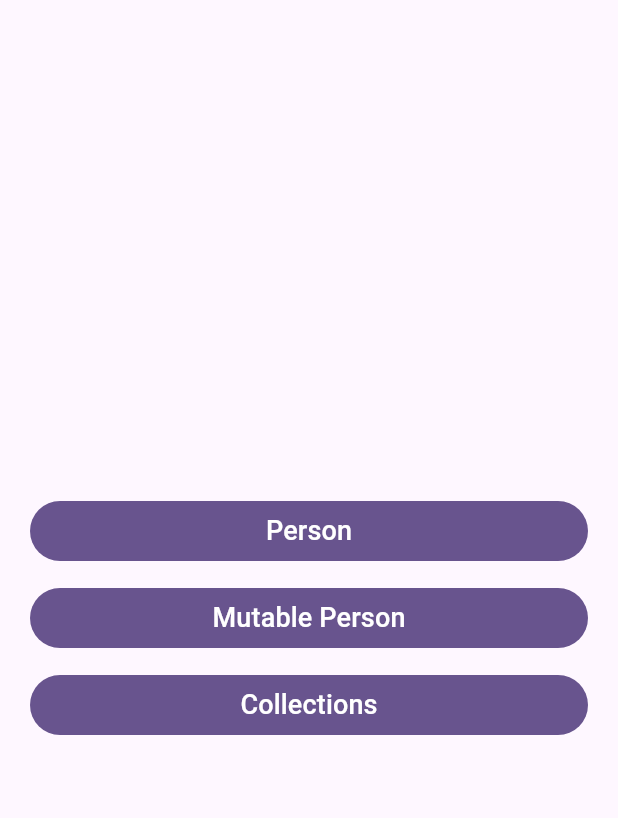
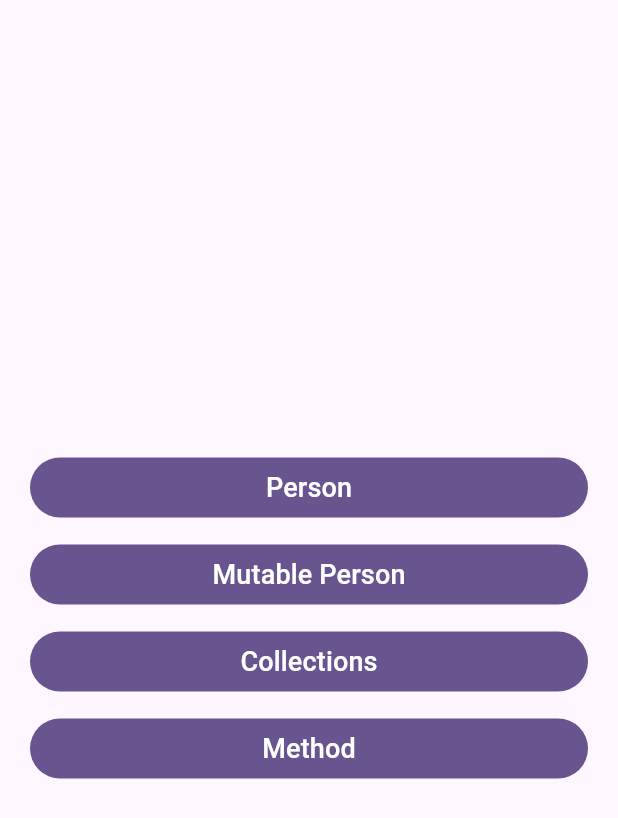
Before and after one commit to chinatownhorseracing/Riverpod-Freezed, a Flutter app: the screen it shows after launch, on a phone screen of 412 x 824 dp. Shown: the top 818 px of the screen. Run offline on Flutter 3.47's test engine with Material 3 defaults, Android fonts, the phone set to English and light mode, and no system bars; our stand-ins replace freezed_annotation.

Commit message:
Finished lecture 15

```diff
--- a/lib/main.dart
+++ b/lib/main.dart
@@ -3,6 +3,7 @@
 import 'package:flutter/material.dart';
 import 'package:riverpod_freezed/models/person.dart';
 import 'package:riverpod_freezed/pages/collections_page.dart';
+import 'package:riverpod_freezed/pages/method_page.dart';
 import 'package:riverpod_freezed/pages/mutable_person_page.dart';
 import 'package:riverpod_freezed/pages/person_page.dart';
 import 'package:riverpod_freezed/widgets/custom_button.dart';
@@ -50,6 +51,10 @@ class MyHomePage extends StatelessWidget {
               title: 'Collections',
               child: CollectionsPage(),
             ),
+            CustomButton(
+              title: 'Method',
+              child: MethodPage(),
+            ),
           ],
         ),
       ),
--- /dev/null
+++ b/lib/models/method.dart
@@ -0,0 +1,14 @@
+import 'package:freezed_annotation/freezed_annotation.dart';
+import 'package:flutter/foundation.dart';
+
+part 'method.freezed.dart';
+
+@freezed
+abstract class Method with _$Method {
+  const Method._();
+  const factory Method(String methodName, {double? version}) = _Method;
+
+  void printMethod() {
+    print('$methodName: ${version ?? 0.0}');
+  }
+}
--- /dev/null
+++ b/lib/pages/method_page.dart
@@ -0,0 +1,19 @@
+import 'package:flutter/material.dart';
+import 'package:riverpod_freezed/models/method.dart';
+
+class MethodPage extends StatelessWidget {
+  const MethodPage({super.key});
+
+  @override
+  Widget build(BuildContext context) {
+    const method1 = Method('method1');
+    method1.printMethod();
+    const method2 = Method('method2', version: 1.5);
+    method2.printMethod();
+    return Scaffold(
+      appBar: AppBar(
+        title: const Text('Method'),
+      ),
+    );
+  }
+}
```
Also changed, not shown: lib/pages/collections_page.dart (+7 -1 lines), lib/models/method.freezed.dart (added).
